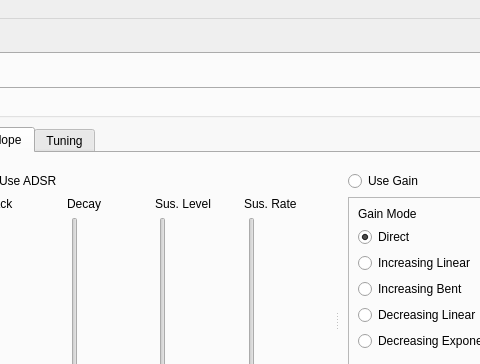
Above: smw_music/data/dashboard.ui from com-posers-pit/smw_music before the change; both pictures show x 724 to 1204 and y 0 to 364 of the 1400 by 600 pixel window. Below: the same form after it.
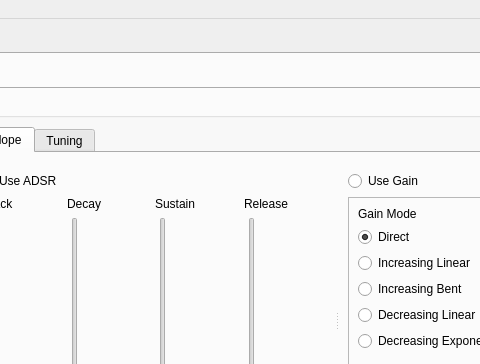
That is the form after the change. The open tabs and pages were chosen to show the change.

Commit message: Rename sustain rate to release

```diff
--- a/smw_music/data/dashboard.ui
+++ b/smw_music/data/dashboard.ui
@@ -1024,7 +1024,7 @@
                           <item row="1" column="3">
                            <widget class="QLabel" name="sus_rate_label">
                             <property name="text">
-                             <string>Sus. Rate</string>
+                             <string>Release</string>
                             </property>
                            </widget>
                           </item>
@@ -1102,7 +1102,7 @@
                           <item row="1" column="2">
                            <widget class="QLabel" name="sus_level_label">
                             <property name="text">
-                             <string>Sus. Level</string>
+                             <string>Sustain</string>
                             </property>
                            </widget>
                           </item>
```
Left out of the diff: 6 changed lines with no effect on the pictures.
